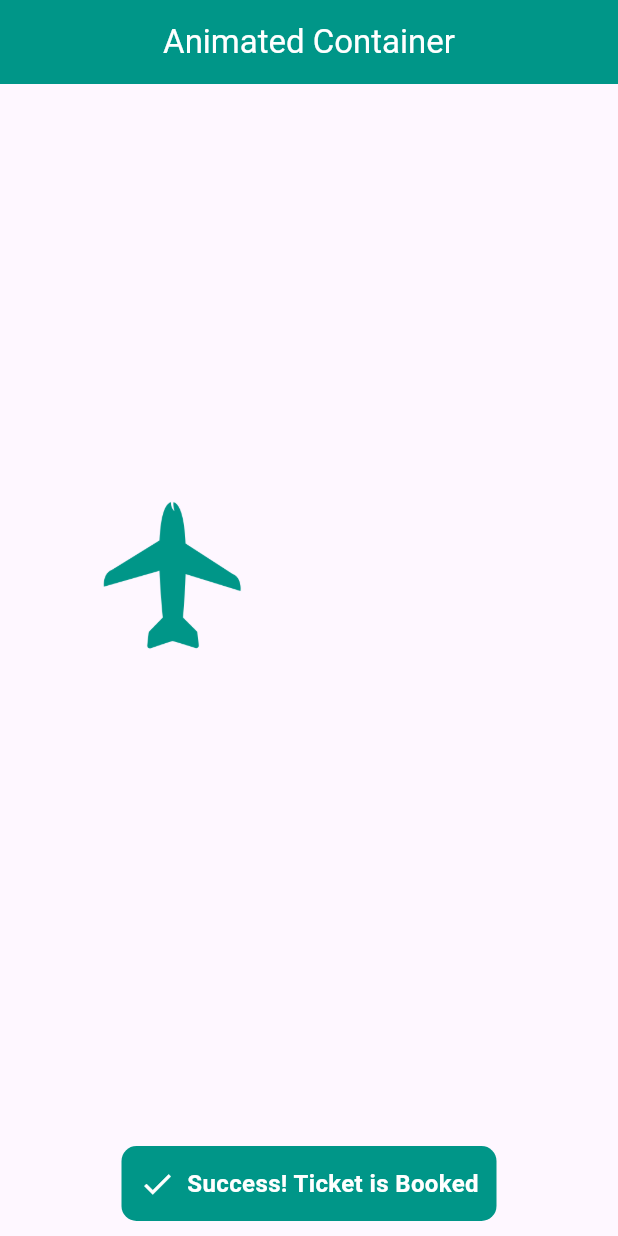
After one commit to sanjuafre123/animation_daily_dask, a Flutter app: the screen it shows after launch, after a tap on "Book your Tickets", on a phone screen of 412 x 824 dp. The commit adds this screen. Run offline on Flutter 3.47's test engine with Material 3 defaults, Android fonts, the phone set to English and light mode, and no system bars; network calls fail.

Commit message:
20/11/2024

```diff
--- a/lib/main.dart
+++ b/lib/main.dart
@@ -1,3 +1,4 @@
+import 'package:animation_daily_dask/screens/airoplane_screen.dart';
 import 'package:animation_daily_dask/screens/puzzle.dart';
 import 'package:flutter/material.dart';
 
@@ -12,7 +13,7 @@ class MyApp extends StatelessWidget {
   Widget build(BuildContext context) {
     return const MaterialApp(
       debugShowCheckedModeBanner: false,
-      home: PuzzlePage(),
+      home: FlightScreen(),
     );
   }
 }
--- /dev/null
+++ b/lib/screens/airoplane_screen.dart
@@ -0,0 +1,102 @@
+import 'package:flutter/material.dart';
+
+class FlightScreen extends StatefulWidget {
+  const FlightScreen({super.key});
+
+  @override
+  State<FlightScreen> createState() => _FlightScreenState();
+}
+
+class _FlightScreenState extends State<FlightScreen> {
+  Alignment _alignment = Alignment.bottomCenter; // Start at bottom center
+  bool isBooked = false; // Track booking status
+
+  @override
+  Widget build(BuildContext context) {
+    return Scaffold(
+      appBar: AppBar(
+        backgroundColor: isBooked ? Colors.teal : Colors.blueAccent,
+        centerTitle: true,
+        title: Text(
+          'Animated Container',
+          style: TextStyle(color: Colors.white),
+        ),
+      ),
+      body: Stack(
+        children: [
+          // Animated Container for the movement
+          AnimatedAlign(
+            duration: Duration(seconds: 2),
+            curve: Curves.easeInOut,
+            alignment: _alignment, // Animate alignment from bottom to center
+            child: Container(
+              height: 100,
+              width: 100,
+              child: Image.asset(
+                'assets/sign.png',
+                color: isBooked ? Colors.teal : Colors.blueAccent,
+              ),
+            ),
+          ),
+          // Bottom Sheet
+          Align(
+            alignment: Alignment.bottomCenter,
+            child: GestureDetector(
+              onTap: () {
+                setState(() {
+                  // Toggle position and update booking state
+                  _alignment = _alignment == Alignment.bottomCenter
+                      ? Alignment.topLeft
+                      : Alignment.bottomCenter;
+                  isBooked = !isBooked;
+                  if(_alignment==Alignment.topRight)
+                    {
+                      _alignment = _alignment == Alignment.bottomCenter
+                          ? Alignment.topLeft
+                          : Alignment.bottomCenter;
+                    }
+                });
+              },
+              child: Container(
+                height: 50,
+                width: 250,
+                margin: EdgeInsets.only(bottom: 10),
+                // Adjust spacing if needed
+                decoration: BoxDecoration(
+                  color: isBooked ? Colors.teal : Colors.blueAccent,
+                  // Change color
+                  borderRadius: BorderRadius.circular(10),
+                ),
+                child: Row(
+                  mainAxisAlignment: MainAxisAlignment.center,
+                  children: [
+                    (isBooked)
+                        ? Icon(
+                            Icons.check,
+                            color: Colors.white,
+                          )
+                        : Image.asset(
+                            'assets/sign.png',
+                            color: Colors.white,
+                          ),
+                    SizedBox(width: 8),
+                    Text(
+                      isBooked
+                          ? 'Success! Ticket is Booked' // Change text
+                          : 'Book your Tickets',
+                      style: TextStyle(
+                        color: Colors.white,
+                        fontSize: 16,
+                        fontWeight: FontWeight.bold,
+                      ),
+                    ),
+                  ],
+                ),
+              ),
+            ),
+          ),
+        ],
+      ),
+    );
+  }
+}
--- a/pubspec.yaml
+++ b/pubspec.yaml
@@ -63,6 +63,8 @@ flutter:
   # assets:
   #   - images/a_dot_burr.jpeg
   #   - images/a_dot_ham.jpeg
+  assets:
+    - assets/
 
   # An image asset can refer to one or more resolution-specific "variants", see
   # https://flutter.dev/to/resolution-aware-images
```
Also changed, not shown: assets/sign.png (added).
